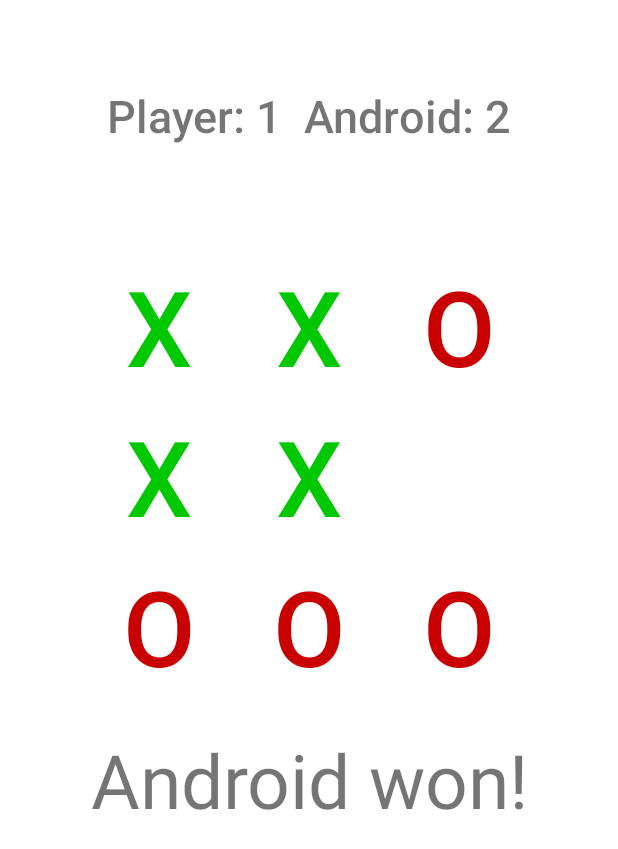
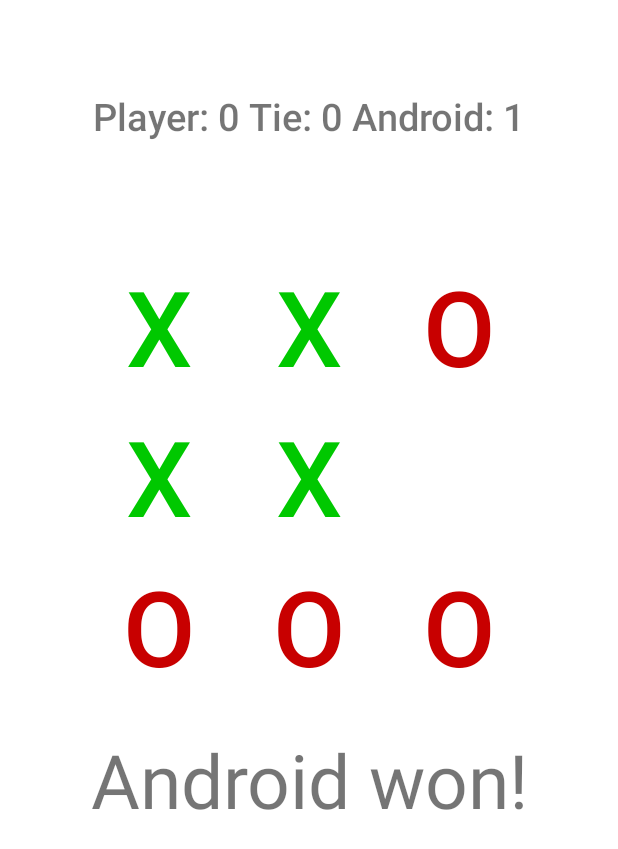
Before and after one commit to bjportelac/DADM_2023II, an Android app: the screen it shows after launch (MainActivity), after a tap on an icon or button, on a phone screen of 412 x 824 dp. Shown: the top 849 px of the screen. Run offline under Robolectric (Android 15) with nearby library versions, the phone set to English and light mode, and no system bars; 3 other taps on this screen came first.

Commit message:
Finished Reto 3

```diff
--- a/app/src/main/java/com/dadm/tictactoeGame/MainActivity.java
+++ b/app/src/main/java/com/dadm/tictactoeGame/MainActivity.java
@@ -25,8 +25,7 @@ public class MainActivity extends AppCompatActivity {
         super.onCreate(savedInstanceState);
         setContentView(R.layout.main_activity);
 
-        mScore = new int[2];
-        mScore[0] = 1; mScore[1] = 1;
+        mScore = new int[3];
 
         mBoardButtons = new Button[TicTacToeGame.BOARD_SIZE];
         mBoardButtons[0] = (Button) findViewById(R.id.one);
@@ -104,14 +103,16 @@ public class MainActivity extends AppCompatActivity {
                     mInfoTextView.setText(R.string.Human_new_turn);
                 } else if (winner == 1){
                     mInfoTextView.setText(R.string.Tie);
+                    mScore[0] = mScore[0] +1;
+                    mScoreTextView.setText("Player: "+mScore[1]+" Tie: "+mScore[0]+" Android: "+mScore[2]);
                 } else if (winner == 2){
                     mInfoTextView.setText(R.string.Human_wins);
-                    mScore[0] = mScore[0] +1;
-                    mScoreTextView.setText("Player: "+mScore[0]+" "+" Android: "+mScore[1]);
+                    mScore[1] = mScore[1] +1;
+                    mScoreTextView.setText("Player: "+mScore[1]+" Tie: "+mScore[0]+" Android: "+mScore[2]);
                 } else {
                     mInfoTextView.setText(R.string.Computer_wins);
-                    mScore[1] = mScore[1] +1;
-                    mScoreTextView.setText("Player: "+mScore[0]+" "+" Android: "+mScore[1]);
+                    mScore[2] = mScore[2] +1;
+                    mScoreTextView.setText("Player: "+mScore[1]+" Tie: "+mScore[0]+" Android: "+mScore[2]);
                 }
             }
         }
--- a/app/src/main/res/layout/main_activity.xml
+++ b/app/src/main/res/layout/main_activity.xml
@@ -6,7 +6,7 @@
     android:orientation="vertical"
     android:gravity="center_horizontal">
 
-    <LinearLayout
+    <RelativeLayout
         android:id="@+id/score_panel"
         android:layout_width="match_parent"
         android:layout_height="115dp"
@@ -18,12 +18,11 @@
             android:id="@+id/score"
             android:layout_width="330dp"
             android:layout_height="42dp"
-            android:layout_margin="5dp"
             android:fontFamily="sans-serif-medium"
-            android:gravity="center_horizontal"
+            android:gravity="center"
             android:text="@string/score_start"
-            android:textSize="30sp"/>
-    </LinearLayout>
+            android:textSize="25sp" />
+    </RelativeLayout>
 
     <TableLayout android:id="@+id/play_grid"
         android:layout_width="wrap_content"
--- a/app/src/main/res/values/strings.xml
+++ b/app/src/main/res/values/strings.xml
@@ -11,7 +11,7 @@
     <string name="Eight">8</string>
     <string name="Seven">7</string>
 
-    <string name="score_start">Player: 0 Android: 0</string>
+    <string name="score_start">Player: 0 Tie: 0 Android: 0</string>
     <string name="information_space">Info</string>
     <string name="Human_turn">You play first!</string>
     <string name="Computer_turn">It\'s Android\'s turn.</string>
```
